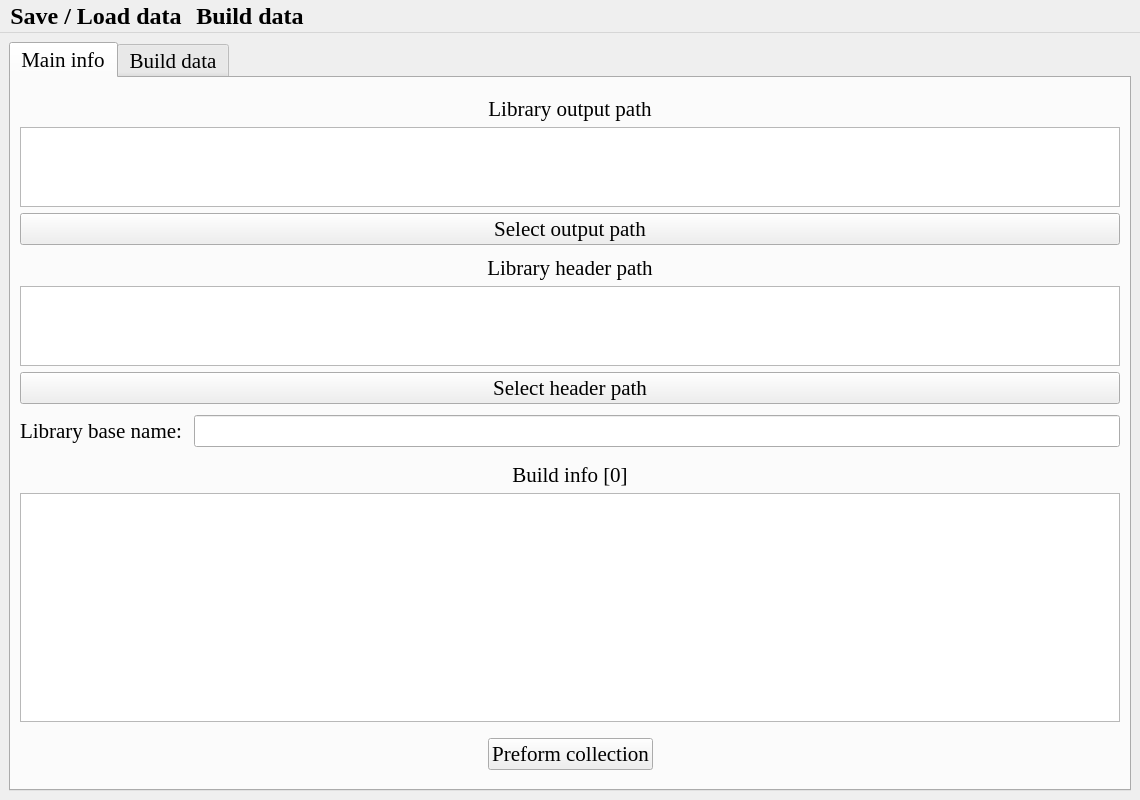
Qt form WindowMain.ui (sailordi/-Library_Collector) before a commit.
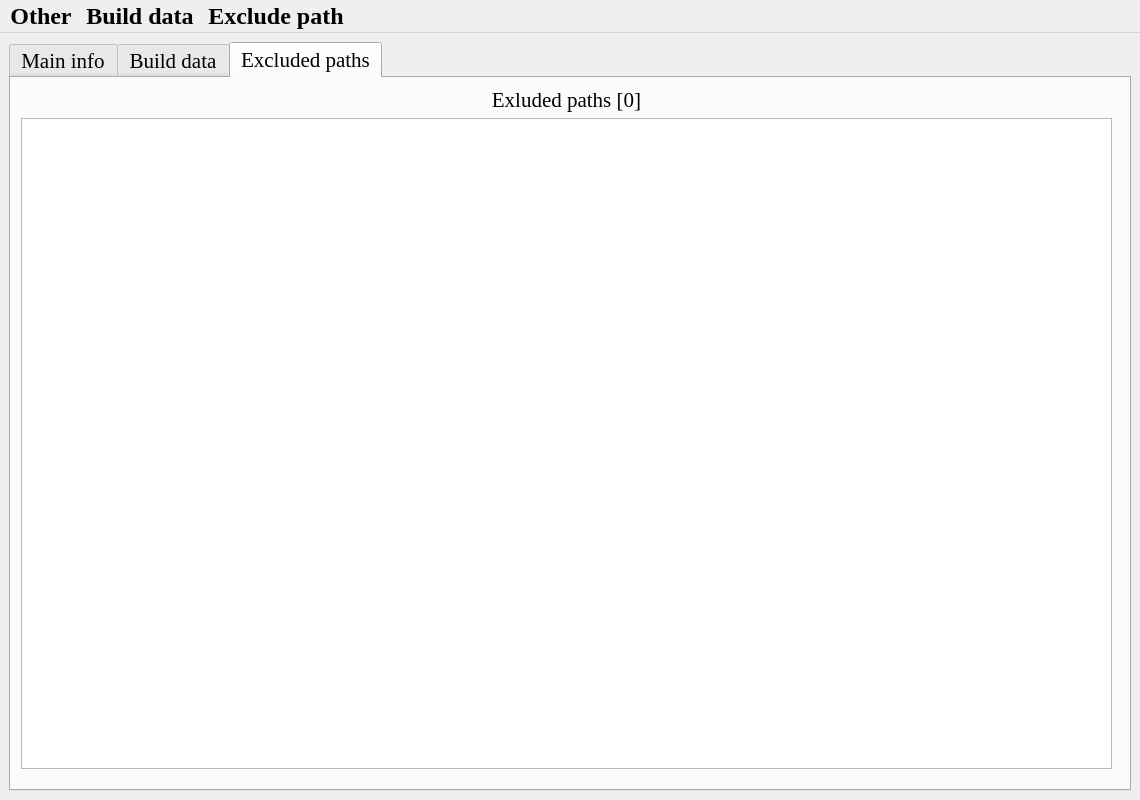
The same form after that commit. The open tabs and pages were chosen to show the change.

Commit message: Added new elements to the ui and renamed others

The edit to the form file:
```diff
--- a/WindowMain.ui
+++ b/WindowMain.ui
@@ -168,7 +168,7 @@
           <item>
            <widget class="QLabel" name="label">
             <property name="text">
-             <string>Build info [0]</string>
+             <string>Build data [0]</string>
             </property>
             <property name="alignment">
              <set>Qt::AlignCenter</set>
@@ -466,6 +466,36 @@
         </item>
        </layout>
       </widget>
+      <widget class="QWidget" name="exlcludedPaths_tab">
+       <attribute name="title">
+        <string>Excluded paths</string>
+       </attribute>
+       <widget class="QWidget" name="verticalLayoutWidget">
+        <property name="geometry">
+         <rect>
+          <x>10</x>
+          <y>10</y>
+          <width>1091</width>
+          <height>681</height>
+         </rect>
+        </property>
+        <layout class="QVBoxLayout" name="exludedPaths_layout">
+         <item>
+          <widget class="QLabel" name="label_8">
+           <property name="text">
+            <string>Exluded paths [0]</string>
+           </property>
+           <property name="alignment">
+            <set>Qt::AlignCenter</set>
+           </property>
+          </widget>
+         </item>
+         <item>
+          <widget class="QTreeView" name="treeView_2"/>
+         </item>
+        </layout>
+       </widget>
+      </widget>
      </widget>
     </item>
    </layout>
@@ -487,7 +517,7 @@
      <bold>true</bold>
     </font>
    </property>
-   <widget class="QMenu" name="menuSave_Load_data">
+   <widget class="QMenu" name="menuOther">
     <property name="font">
      <font>
       <family>Times New Roman</family>
@@ -495,7 +525,7 @@
      </font>
     </property>
     <property name="title">
-     <string>Save / Load data</string>
+     <string>Other</string>
     </property>
     <addaction name="actionSave_data"/>
     <addaction name="separator"/>
@@ -515,8 +545,25 @@
     <addaction name="separator"/>
     <addaction name="actionRemoveSelectedBuildData"/>
    </widget>
-   <addaction name="menuSave_Load_data"/>
+   <widget class="QMenu" name="menuExclude_path">
+    <property name="font">
+     <font>
+      <family>Times New Roman</family>
+      <pointsize>16</pointsize>
+     </font>
+    </property>
+    <property name="title">
+     <string>Exclude path</string>
+    </property>
+    <addaction name="actionAddExcludedPath"/>
+    <addaction name="separator"/>
+    <addaction name="actionUpdateSelectedExcludedPath"/>
+    <addaction name="separator"/>
+    <addaction name="actionRemoveSelectedExcludedPath"/>
+   </widget>
+   <addaction name="menuOther"/>
    <addaction name="menuBuild_data"/>
+   <addaction name="menuExclude_path"/>
   </widget>
   <action name="actionSave_data">
    <property name="text">
```
Left out of the diff: 60 changed lines with no effect on the pictures. The commit also changes 1 other file.
